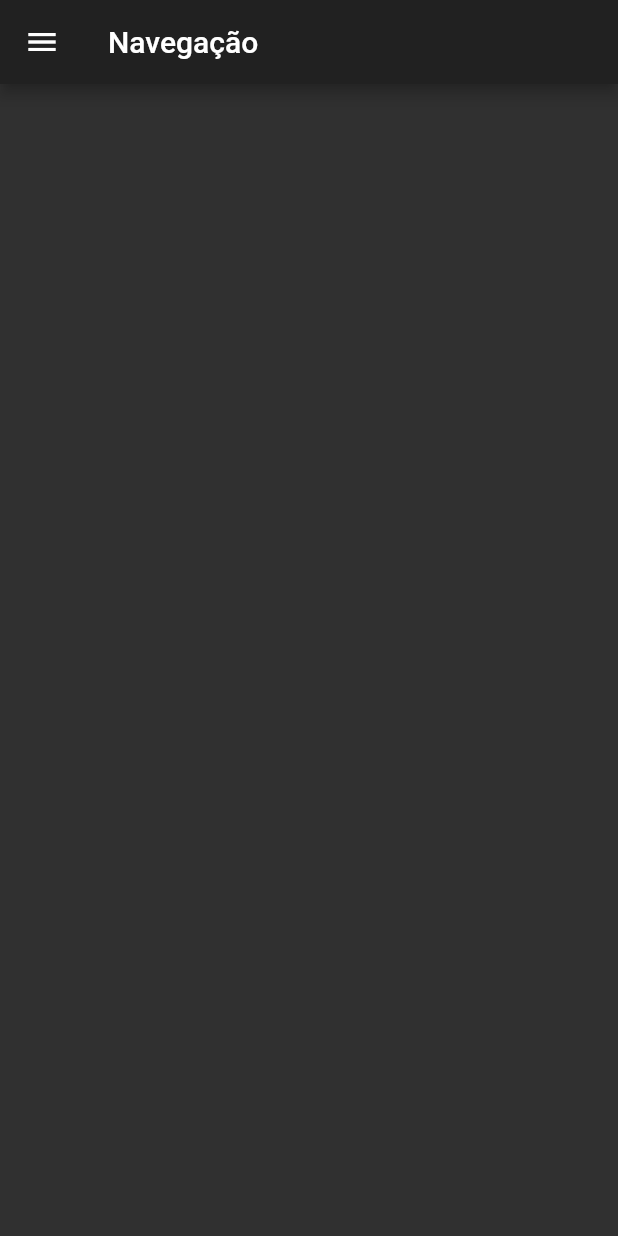
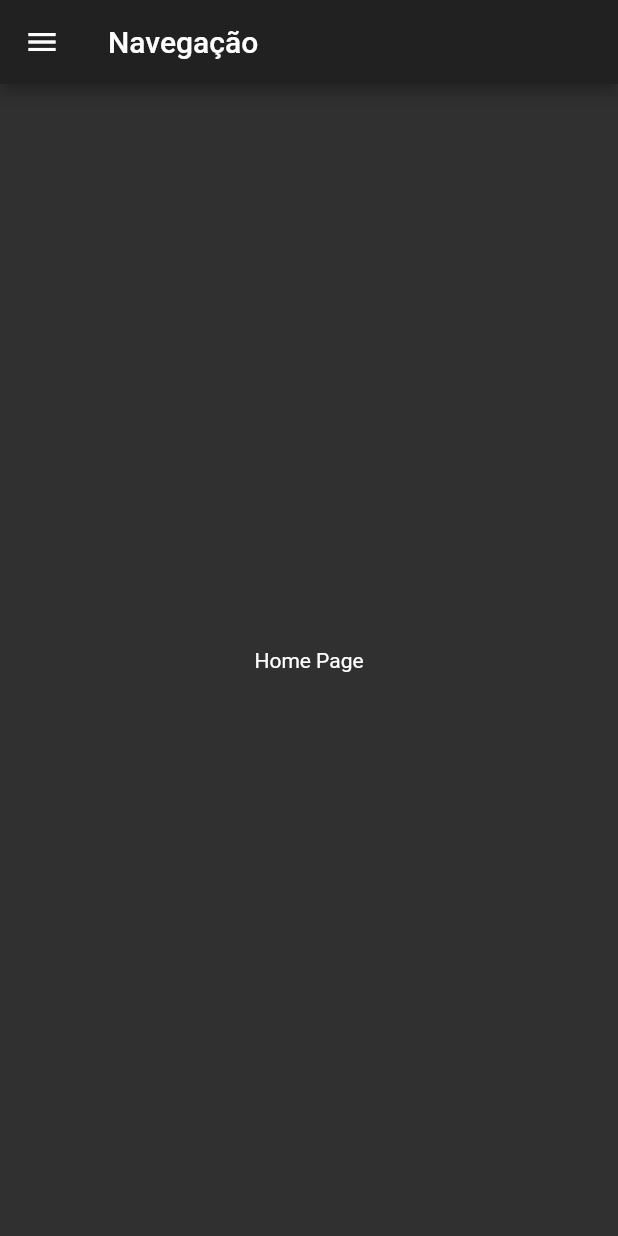
Before and after one commit to s7Thiago/Flutter-Showcase, a Flutter app: the ReactiveDrawerHomeWidget screen opened directly, on a phone screen of 412 x 824 dp. Run offline on Flutter 3.47's test engine with Material 2 defaults, Android fonts, the phone set to English and light mode, and no system bars; our stand-ins replace flare_flutter; missing offline and left inert: swipedetector.

Commit message:
Example of drawer navigation with setState

```diff
--- a/lib/screens/reactive_drawer_example/drawer_home_widget.dart
+++ b/lib/screens/reactive_drawer_example/drawer_home_widget.dart
@@ -1,5 +1,8 @@
 import 'package:flutter/material.dart';
 import 'package:my_flutter_showcase/screens/reactive_drawer_example/custom_drawer.dart';
+import 'package:my_flutter_showcase/screens/reactive_drawer_example/drawer_pages/drawer_account_page.dart';
+import 'package:my_flutter_showcase/screens/reactive_drawer_example/drawer_pages/drawer_favorites_page.dart';
+import 'package:my_flutter_showcase/screens/reactive_drawer_example/drawer_pages/drawer_home_page.dart';
 
 class ReactiveDrawerHomeWidget extends StatefulWidget {
   @override
@@ -8,13 +11,31 @@ class ReactiveDrawerHomeWidget extends StatefulWidget {
 }
 
 class _ReactiveDrawerHomeWidgetState extends State<ReactiveDrawerHomeWidget> {
+  GlobalKey<ScaffoldState> scaffoldKey = GlobalKey<ScaffoldState>();
+  var pages = <Widget>[
+    DrawerHomePage(),
+    DrawerFavoritesPage(),
+    DrawerAccountPage(),
+  ];
+
+  int currentPage = 0;
+
   @override
   Widget build(BuildContext context) {
     return Scaffold(
+      key: scaffoldKey,
       appBar: AppBar(
         title: Text('Navegação'),
       ),
-      drawer: CustomDrawer(),
+      drawer: CustomDrawer(
+        onPressed: (index) {
+          scaffoldKey.currentState.openEndDrawer();
+          setState(() {
+            currentPage = index;
+          });
+        },
+      ),
+      body: pages[currentPage],
     );
   }
 }
--- /dev/null
+++ b/lib/screens/reactive_drawer_example/drawer_pages/drawer_home_page.dart
@@ -0,0 +1,13 @@
+import 'package:flutter/material.dart';
+
+class DrawerHomePage extends StatelessWidget {
+  @override
+  Widget build(BuildContext context) {
+    return Center(
+      child: Text(
+        'Home Page',
+        style: Theme.of(context).textTheme.body1,
+      ),
+    );
+  }
+}
```
Also changed, not shown: lib/screens/reactive_drawer_example/drawer_pages/drawer_account_page.dart (added, +13 -0 lines), lib/screens/reactive_drawer_example/drawer_pages/drawer_favorites_page.dart (added, +13 -0 lines).
